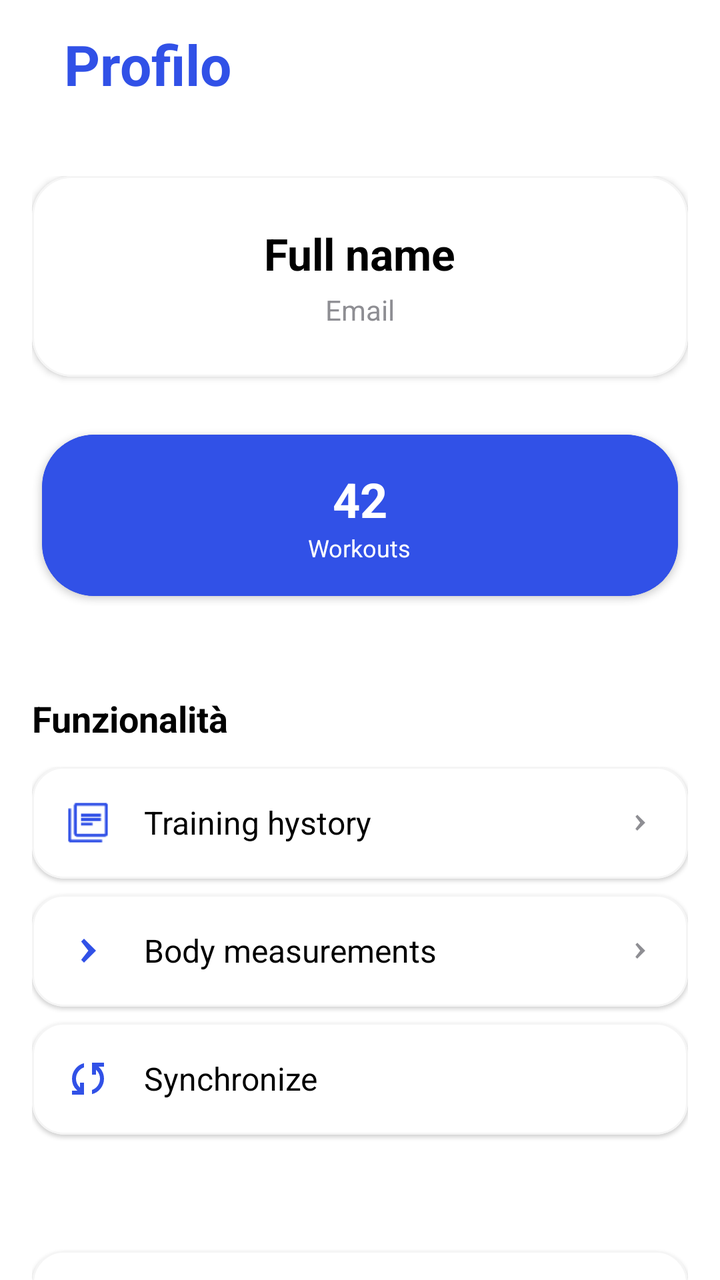
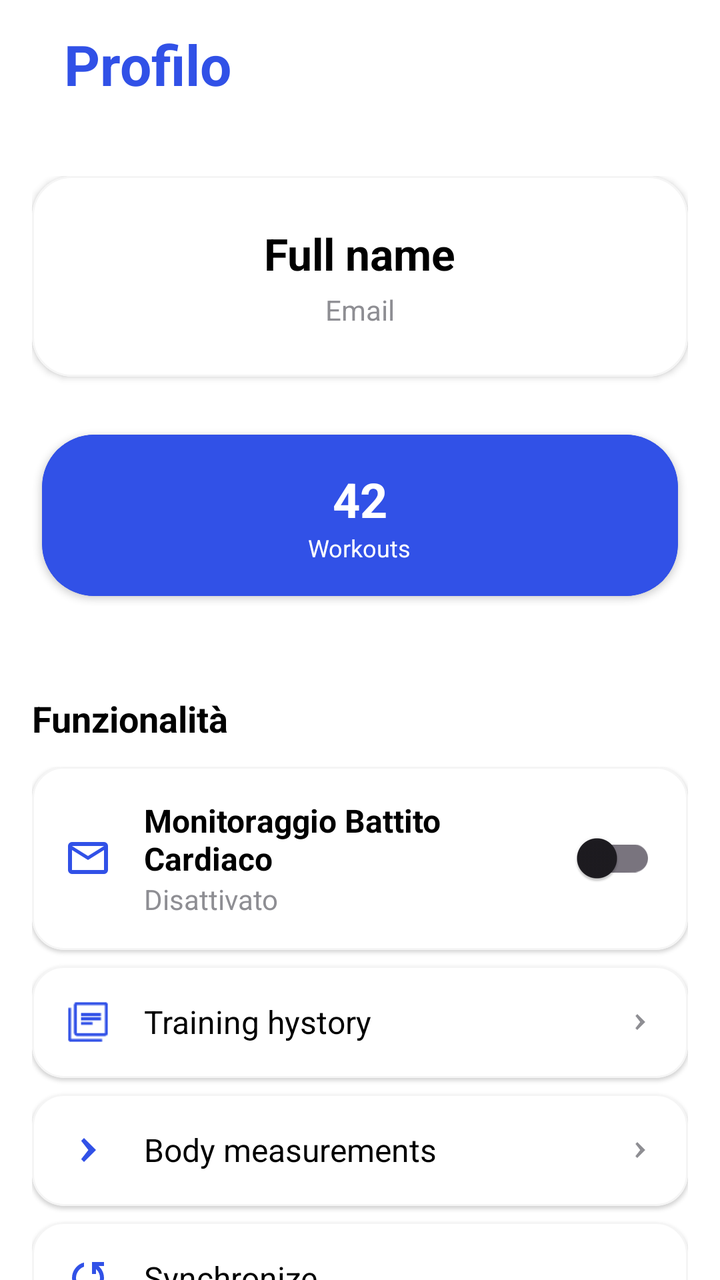

The first picture is an Android layout as it rendered before a commit; the second is the same layout after the commit. The layout source and the unified diff follow.
<!-- AndroidManifest.xml: application theme Theme.TrGym -->
<!-- res/layout/fragment_profile.xml -->
<?xml version="1.0" encoding="utf-8"?>
<androidx.coordinatorlayout.widget.CoordinatorLayout
    xmlns:android="http://schemas.android.com/apk/res/android"
    xmlns:app="http://schemas.android.com/apk/res-auto"
    xmlns:tools="http://schemas.android.com/tools"
    android:layout_width="match_parent"
    android:layout_height="match_parent"
    android:background="@color/ios_systemBackground">

    
    <com.google.android.material.appbar.MaterialToolbar
        android:id="@+id/toolbar"
        android:layout_width="match_parent"
        android:layout_height="?attr/actionBarSize"
        android:background="@color/ios_systemBackground"
        android:elevation="0dp">

        <TextView
            android:layout_width="wrap_content"
            android:layout_height="wrap_content"
            android:text="Profilo"
            android:textColor="@color/primary"
            android:textSize="28sp"
            android:textStyle="bold"
            android:layout_gravity="start|center_vertical"
            android:paddingStart="16dp" />

    </com.google.android.material.appbar.MaterialToolbar>

    
    <androidx.core.widget.NestedScrollView
        android:layout_width="match_parent"
        android:layout_height="match_parent"
        android:paddingTop="?attr/actionBarSize"
        android:paddingHorizontal="16dp"
        android:paddingBottom="32dp"
        android:clipToPadding="false">

        <LinearLayout
            android:layout_width="match_parent"
            android:layout_height="wrap_content"
            android:orientation="vertical"
            android:paddingTop="24dp">

            
            <com.google.android.material.card.MaterialCardView
                android:layout_width="match_parent"
                android:layout_height="wrap_content"
                android:layout_marginBottom="24dp"
                app:cardCornerRadius="20dp"
                app:cardElevation="2dp"
                app:cardBackgroundColor="@color/white"
                app:strokeWidth="1dp"
                app:strokeColor="@color/lightGray">

                <LinearLayout
                    android:layout_width="match_parent"
                    android:layout_height="wrap_content"
                    android:orientation="vertical"
                    android:padding="24dp"
                    android:gravity="center">


                    
                    <TextView
                        android:id="@+id/textName"
                        android:layout_width="wrap_content"
                        android:layout_height="wrap_content"
                        android:text="@string/fullName"
                        android:textSize="22sp"
                        android:textStyle="bold"
                        android:textColor="@color/ios_label"
                        android:layout_marginBottom="4dp" />

                    
                    <TextView
                        android:id="@+id/UserEmail"
                        android:layout_width="wrap_content"
                        android:layout_height="wrap_content"
                        android:text="@string/email"
                        android:textSize="14sp"
                        android:textColor="@color/ios_secondaryLabel" />

                </LinearLayout>
            </com.google.android.material.card.MaterialCardView>

            
            <LinearLayout
                android:layout_width="match_parent"
                android:layout_height="wrap_content"
                android:orientation="horizontal"
                android:layout_marginBottom="24dp">

                <com.google.android.material.card.MaterialCardView
                    android:layout_width="0dp"
                    android:layout_height="wrap_content"
                    android:layout_weight="1"
                    android:layout_marginEnd="6dp"
                    app:cardCornerRadius="26dp"
                    app:cardElevation="2dp"
                    app:cardBackgroundColor="@color/primary"
                    android:layout_margin="5dp"
                    app:strokeColor="@color/primary">

                    <LinearLayout
                        android:layout_width="match_parent"
                        android:layout_height="wrap_content"
                        android:orientation="vertical"
                        android:padding="16dp"
                        android:gravity="center">

                        <TextView
                            android:id="@+id/totalWorkouts"
                            android:layout_width="wrap_content"
                            android:layout_height="wrap_content"
                            android:text="42"
                            android:textSize="24sp"
                            android:textStyle="bold"
                            android:textColor="@color/white" />

                        <TextView
                            android:layout_width="wrap_content"
                            android:layout_height="wrap_content"
                            android:text="@string/workout"
                            android:textSize="12sp"
                            android:textColor="@color/white" />

                    </LinearLayout>
                </com.google.android.material.card.MaterialCardView>





            </LinearLayout>

            
            <TextView
                android:layout_width="match_parent"
                android:layout_height="wrap_content"
                android:text="Funzionalità"
                android:textColor="@color/ios_label"
                android:layout_marginTop="20dp"
                android:textSize="18sp"
                android:textStyle="bold"
                android:layout_marginBottom="12dp" />

            
            <LinearLayout
                android:layout_width="match_parent"
                android:layout_height="wrap_content"
                android:orientation="vertical"
                android:layout_marginBottom="32dp">

                
                


                
                <com.google.android.material.card.MaterialCardView
                    android:id="@+id/cardWorkoutHistory"
                    android:layout_width="match_parent"
                    android:layout_height="wrap_content"
                    android:layout_marginBottom="8dp"
                    app:cardCornerRadius="16dp"
                    app:cardElevation="1dp"
                    app:cardBackgroundColor="@color/white"
                    app:strokeWidth="1dp"
                    app:strokeColor="@color/lightGray"
                    android:clickable="true"
                    android:focusable="true"
                    android:foreground="?attr/selectableItemBackground">

                    <LinearLayout
                        android:layout_width="match_parent"
                        android:layout_height="wrap_content"
                        android:orientation="horizontal"
                        android:padding="16dp"
                        android:gravity="center_vertical">

                        <ImageView
                            android:layout_width="24dp"
                            android:layout_height="24dp"
                            android:src="@drawable/ic_history"
                            app:tint="@color/primary" />

                        <TextView
                            android:layout_width="0dp"
                            android:layout_height="wrap_content"
                            android:layout_weight="1"
                            android:text="@string/TrainingHystory"
                            android:textSize="16sp"
                            android:layout_marginStart="16dp"
                            android:textColor="@color/ios_label" />

                        <ImageView
                            android:layout_width="16dp"
                            android:layout_height="16dp"
                            android:src="@drawable/ic_ios_back"
                            android:rotation="180"
                            app:tint="@color/ios_secondaryLabel" />

                    </LinearLayout>
                </com.google.android.material.card.MaterialCardView>

                
                <com.google.android.material.card.MaterialCardView
                    android:id="@+id/cardBodyMeasurements"
                    android:layout_width="match_parent"
                    android:layout_height="wrap_content"
                    android:layout_marginBottom="8dp"
                    app:cardCornerRadius="16dp"
                    app:cardElevation="1dp"
                    app:cardBackgroundColor="@color/white"
                    app:strokeWidth="1dp"
                    app:strokeColor="@color/lightGray"
                    android:clickable="true"
                    android:focusable="true"
                    android:foreground="?attr/selectableItemBackground">

                    <LinearLayout
                        android:layout_width="match_parent"
                        android:layout_height="wrap_content"
                        android:orientation="horizontal"
                        android:padding="16dp"
                        android:gravity="center_vertical">

                        <ImageView
                            android:layout_width="24dp"
                            android:layout_height="24dp"
                            android:src="@drawable/ic_ios_back"
                            android:rotation="180"
                            app:tint="@color/primary" />

                        <TextView
                            android:layout_width="0dp"
                            android:layout_height="wrap_content"
                            android:layout_weight="1"
                            android:text="@string/bodyMeasurements"
                            android:textSize="16sp"
                            android:layout_marginStart="16dp"
                            android:textColor="@color/ios_label" />

                        <ImageView
                            android:layout_width="16dp"
                            android:layout_height="16dp"
                            android:src="@drawable/ic_ios_back"
                            android:rotation="180"
                            app:tint="@color/ios_secondaryLabel" />

                    </LinearLayout>
                </com.google.android.material.card.MaterialCardView>

                
                <com.google.android.material.card.MaterialCardView
                    android:id="@+id/btnResync"
                    android:layout_width="match_parent"
                    android:layout_height="wrap_content"
                    android:layout_marginBottom="8dp"
                    app:cardCornerRadius="16dp"
                    app:cardElevation="1dp"
                    app:cardBackgroundColor="@color/white"
                    app:strokeWidth="1dp"
                    app:strokeColor="@color/lightGray"
                    android:clickable="true"
                    android:focusable="true"
                    android:foreground="?attr/selectableItemBackground">

                    <LinearLayout
                        android:layout_width="match_parent"
                        android:layout_height="wrap_content"
                        android:orientation="horizontal"
                        android:padding="16dp"
                        android:gravity="center_vertical">

                        <ImageView
                            android:layout_width="24dp"
                            android:layout_height="24dp"
                            android:src="@drawable/ic_sync"
                            app:tint="@color/primary" />

                        <TextView
                            android:layout_width="0dp"
                            android:layout_height="wrap_content"
                            android:layout_weight="1"
                            android:text="@string/Synchronize"
                            android:textSize="16sp"
                            android:layout_marginStart="16dp"
                            android:textColor="@color/ios_label" />

                    </LinearLayout>
                </com.google.android.material.card.MaterialCardView>

                
                <com.google.android.material.card.MaterialCardView
                    android:id="@+id/cardLogout"
                    android:layout_width="match_parent"
                    android:layout_height="wrap_content"
                    app:cardCornerRadius="16dp"
                    app:cardElevation="1dp"
                    app:cardBackgroundColor="@color/white"
                    android:layout_marginTop="50dp"
                    app:strokeWidth="1dp"
                    app:strokeColor="@color/lightGray"
                    android:clickable="true"
                    android:focusable="true"
                    android:foreground="?attr/selectableItemBackground">

                    <LinearLayout
                        android:layout_width="match_parent"
                        android:layout_height="wrap_content"
                        android:orientation="horizontal"
                        android:padding="16dp"
                        android:gravity="center_vertical">

                        <ImageView
                            android:layout_width="24dp"
                            android:layout_height="24dp"
                            android:src="@drawable/ic_logout"
                            app:tint="@android:color/holo_red_dark" />

                        <TextView
                            android:layout_width="0dp"
                            android:layout_height="wrap_content"
                            android:layout_weight="1"
                            android:text="@string/logoutBtn"
                            android:textSize="16sp"
                            android:layout_marginStart="16dp"
                            android:textColor="@android:color/holo_red_dark" />

                        <ImageView
                            android:layout_width="16dp"
                            android:layout_height="16dp"
                            app:tint="@color/ios_secondaryLabel" />

                    </LinearLayout>
                </com.google.android.material.card.MaterialCardView>

            </LinearLayout>

        </LinearLayout>

    </androidx.core.widget.NestedScrollView>

</androidx.coordinatorlayout.widget.CoordinatorLayout>
<!-- resources referenced by this layout -->
<resources>
  <color name="ios_label">#000000</color>
  <color name="ios_secondaryLabel">#8E8E93</color>
  <color name="ios_systemBackground">#FFFFFF</color>
  <color name="lightGray">#FFF5F5F5</color>
  <color name="primary">#3151E7</color>
  <color name="white">#FFFFFFFF</color>
  <!-- drawable ic_history: png bitmap (drawable, 449 bytes) -->
  <!-- drawable ic_ios_back (drawable) -->
  <vector xmlns:android="http://schemas.android.com/apk/res/android"
      android:width="24dp"
      android:height="24dp"
      android:viewportWidth="24"
      android:viewportHeight="24">
      <path
          android:fillColor="#007AFF"
          android:pathData="M15.41 7.41L14 6l-6 6 6 6 1.41-1.41L11.83 12z"/>
  </vector>
  <!-- drawable ic_logout: png bitmap (drawable, 376 bytes) -->
  <!-- drawable ic_sync (drawable) -->
  <vector xmlns:android="http://schemas.android.com/apk/res/android"
      android:width="24dp"
      android:height="24dp"
      android:viewportWidth="960"
      android:viewportHeight="960"
      android:tint="?attr/colorControlNormal">
      <path
          android:fillColor="@android:color/white"
          android:pathData="M160,800L160,720L270,720L254,706Q202,660 181,601Q160,542 160,482Q160,371 226.5,284.5Q293,198 400,170L400,254Q328,280 284,342.5Q240,405 240,482Q240,527 257,569.5Q274,612 310,648L320,658L320,560L400,560L400,800L160,800ZM560,790L560,706Q632,680 676,617.5Q720,555 720,478Q720,433 703,390.5Q686,348 650,312L640,302L640,400L560,400L560,160L800,160L800,240L690,240L706,254Q755,303 777.5,360.5Q800,418 800,478Q800,589 733.5,675.5Q667,762 560,790Z"/>
  </vector>
  <string name="Synchronize">Synchronize</string>
  <string name="TrainingHystory">Training hystory</string>
  <string name="bodyMeasurements">Body measurements</string>
  <string name="email">Email</string>
  <string name="fullName">Full name</string>
  <string name="logoutBtn">Logout</string>
  <string name="workout">Workouts</string>
  <style name="Theme.TrGym" parent="Theme.Material3.DayNight.NoActionBar">
          <item name="android:statusBarColor">@android:color/white</item>
          <item name="android:navigationBarColor">@android:color/white</item> 
          <item name="android:windowLightStatusBar">true</item>
          <item name="android:windowLightNavigationBar">true</item>
          <item name="android:windowSoftInputMode">adjustPan</item>
  
          
      </style>
</resources>

<!-- the commit's change to res/layout/fragment_profile.xml (unified diff, before → after) -->
@@ -153,12 +153,8 @@
                 android:layout_marginBottom="32dp">
 
                 
-                
-
-
-                
-                <com.google.android.material.card.MaterialCardView
-                    android:id="@+id/cardWorkoutHistory"
+                <com.google.android.material.card.MaterialCardView
+                    android:id="@+id/cardHeartRateConsent"
                     android:layout_width="match_parent"
                     android:layout_height="wrap_content"
                     android:layout_marginBottom="8dp"
@@ -181,31 +177,47 @@
                         <ImageView
                             android:layout_width="24dp"
                             android:layout_height="24dp"
-                            android:src="@drawable/ic_history"
+                            android:src="@drawable/ic_email"
                             app:tint="@color/primary" />
 
-                        <TextView
+                        <LinearLayout
                             android:layout_width="0dp"
                             android:layout_height="wrap_content"
                             android:layout_weight="1"
-                            android:text="@string/TrainingHystory"
-                            android:textSize="16sp"
-                            android:layout_marginStart="16dp"
-                            android:textColor="@color/ios_label" />
-
-                        <ImageView
-                            android:layout_width="16dp"
-                            android:layout_height="16dp"
-                            android:src="@drawable/ic_ios_back"
-                            android:rotation="180"
-                            app:tint="@color/ios_secondaryLabel" />
-
-                    </LinearLayout>
-                </com.google.android.material.card.MaterialCardView>
+                            android:orientation="vertical"
+                            android:layout_marginStart="16dp">
+
+                            <TextView
+                                android:layout_width="wrap_content"
+                                android:layout_height="wrap_content"
+                                android:text="Monitoraggio Battito Cardiaco"
+                                android:textSize="16sp"
+                                android:textStyle="bold"
+                                android:textColor="@color/ios_label" />
+
+                            <TextView
+                                android:id="@+id/heartRateStatus"
+                                android:layout_width="wrap_content"
+                                android:layout_height="wrap_content"
+                                android:text="Disattivato"
+                                android:textSize="14sp"
+                                android:textColor="@color/ios_secondaryLabel" />
+
+                        </LinearLayout>
+
+                        <com.google.android.material.switchmaterial.SwitchMaterial
+                            android:id="@+id/switchHeartRateConsent"
+                            android:layout_width="wrap_content"
+                            android:layout_height="wrap_content"
+                            android:layout_marginStart="8dp" />
+
+                    </LinearLayout>
+                </com.google.android.material.card.MaterialCardView>
+
 
                 
                 <com.google.android.material.card.MaterialCardView
-                    android:id="@+id/cardBodyMeasurements"
+                    android:id="@+id/cardWorkoutHistory"
                     android:layout_width="match_parent"
                     android:layout_height="wrap_content"
                     android:layout_marginBottom="8dp"
@@ -228,15 +240,14 @@
                         <ImageView
                             android:layout_width="24dp"
                             android:layout_height="24dp"
-                            android:src="@drawable/ic_ios_back"
-                            android:rotation="180"
+                            android:src="@drawable/ic_history"
                             app:tint="@color/primary" />
 
                         <TextView
                             android:layout_width="0dp"
                             android:layout_height="wrap_content"
                             android:layout_weight="1"
-                            android:text="@string/bodyMeasurements"
+                            android:text="@string/TrainingHystory"
                             android:textSize="16sp"
                             android:layout_marginStart="16dp"
                             android:textColor="@color/ios_label" />
@@ -253,7 +264,7 @@
 
                 
                 <com.google.android.material.card.MaterialCardView
-                    android:id="@+id/btnResync"
+                    android:id="@+id/cardBodyMeasurements"
                     android:layout_width="match_parent"
                     android:layout_height="wrap_content"
                     android:layout_marginBottom="8dp"
@@ -276,6 +287,54 @@
                         <ImageView
                             android:layout_width="24dp"
                             android:layout_height="24dp"
+                            android:src="@drawable/ic_ios_back"
+                            android:rotation="180"
+                            app:tint="@color/primary" />
+
+                        <TextView
+                            android:layout_width="0dp"
+                            android:layout_height="wrap_content"
+                            android:layout_weight="1"
+                            android:text="@string/bodyMeasurements"
+                            android:textSize="16sp"
+                            android:layout_marginStart="16dp"
+                            android:textColor="@color/ios_label" />
+
+                        <ImageView
+                            android:layout_width="16dp"
+                            android:layout_height="16dp"
+                            android:src="@drawable/ic_ios_back"
+                            android:rotation="180"
+                            app:tint="@color/ios_secondaryLabel" />
+
+                    </LinearLayout>
+                </com.google.android.material.card.MaterialCardView>
+
+                
+                <com.google.android.material.card.MaterialCardView
+                    android:id="@+id/btnResync"
+                    android:layout_width="match_parent"
+                    android:layout_height="wrap_content"
+                    android:layout_marginBottom="8dp"
+                    app:cardCornerRadius="16dp"
+                    app:cardElevation="1dp"
+                    app:cardBackgroundColor="@color/white"
+                    app:strokeWidth="1dp"
+                    app:strokeColor="@color/lightGray"
+                    android:clickable="true"
+                    android:focusable="true"
+                    android:foreground="?attr/selectableItemBackground">
+
+                    <LinearLayout
+                        android:layout_width="match_parent"
+                        android:layout_height="wrap_content"
+                        android:orientation="horizontal"
+                        android:padding="16dp"
+                        android:gravity="center_vertical">
+
+                        <ImageView
+                            android:layout_width="24dp"
+                            android:layout_height="24dp"
                             android:src="@drawable/ic_sync"
                             app:tint="@color/primary" />
 
<!-- resource entries referenced after the edit -->
@@ -6,6 +6,17 @@
   <color name="lightGray">#FFF5F5F5</color>
   <color name="primary">#3151E7</color>
   <color name="white">#FFFFFFFF</color>
+  <!-- drawable ic_email (drawable) -->
+  <vector xmlns:android="http://schemas.android.com/apk/res/android"
+      android:width="24dp"
+      android:height="24dp"
+      android:viewportWidth="960"
+      android:viewportHeight="960"
+      android:tint="?attr/colorControlNormal">
+    <path
+        android:fillColor="@android:color/white"
+        android:pathData="M160,800Q127,800 103.5,776.5Q80,753 80,720L80,240Q80,207 103.5,183.5Q127,160 160,160L800,160Q833,160 856.5,183.5Q880,207 880,240L880,720Q880,753 856.5,776.5Q833,800 800,800L160,800ZM480,520L160,320L160,720Q160,720 160,720Q160,720 160,720L800,720Q800,720 800,720Q800,720 800,720L800,320L480,520ZM480,440L800,240L160,240L480,440ZM160,320L160,240L160,240L160,320L160,720Q160,720 160,720Q160,720 160,720L160,720Q160,720 160,720Q160,720 160,720L160,320Z"/>
+  </vector>
   <!-- drawable ic_history: png bitmap (drawable, 449 bytes) -->
   <!-- drawable ic_ios_back (drawable) -->
   <vector xmlns:android="http://schemas.android.com/apk/res/android"
